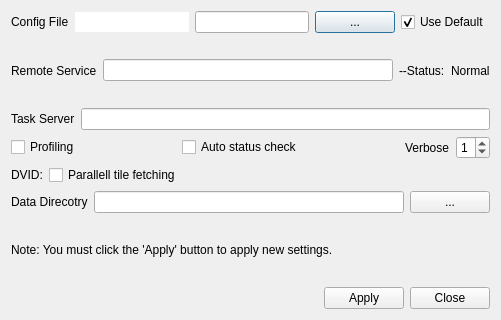
The window that neurolabi/gui/dialogs/flyemsettingdialog.ui (janelia-flyem/NeuTu) describes before a commit, drawn with Qt 5.
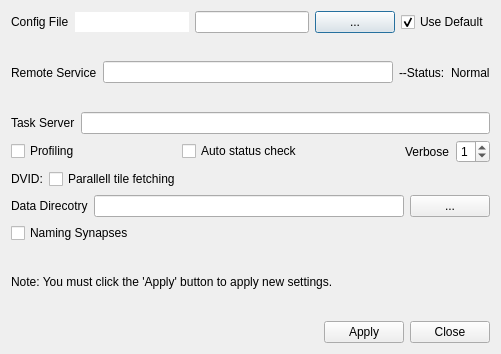
The same window after the commit.

Commit message: add synapse naming setting

Patch:
```diff
--- a/neurolabi/gui/dialogs/flyemsettingdialog.ui
+++ b/neurolabi/gui/dialogs/flyemsettingdialog.ui
@@ -7,7 +7,7 @@
     <x>0</x>
     <y>0</y>
     <width>501</width>
-    <height>320</height>
+    <height>354</height>
    </rect>
   </property>
   <property name="windowTitle">
@@ -241,6 +241,30 @@
      </item>
     </layout>
    </item>
+   <item>
+    <layout class="QHBoxLayout" name="horizontalLayout_10">
+     <item>
+      <widget class="QCheckBox" name="synapseNameCheckBox">
+       <property name="text">
+        <string>Naming Synapses</string>
+       </property>
+      </widget>
+     </item>
+     <item>
+      <spacer name="horizontalSpacer_5">
+       <property name="orientation">
+        <enum>Qt::Horizontal</enum>
+       </property>
+       <property name="sizeHint" stdset="0">
+        <size>
+         <width>40</width>
+         <height>20</height>
+        </size>
+       </property>
+      </spacer>
+     </item>
+    </layout>
+   </item>
    <item>
     <widget class="QLabel" name="label_5">
      <property name="text">
```
The commit also changes 4 other files.
